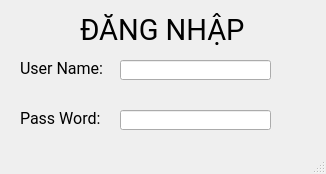
hieubdn/PVT-C4K-PTA02, file Lesson 05/lesson05.ui: the form before one commit.
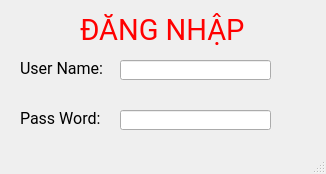
The form after the commit.

```diff
--- a/Lesson 05/lesson05.ui
+++ b/Lesson 05/lesson05.ui
@@ -29,6 +29,9 @@
       <pointsize>22</pointsize>
      </font>
     </property>
+    <property name="styleSheet">
+     <string notr="true">color: red;</string>
+    </property>
     <property name="text">
      <string>ĐĂNG NHẬP</string>
     </property>
```
